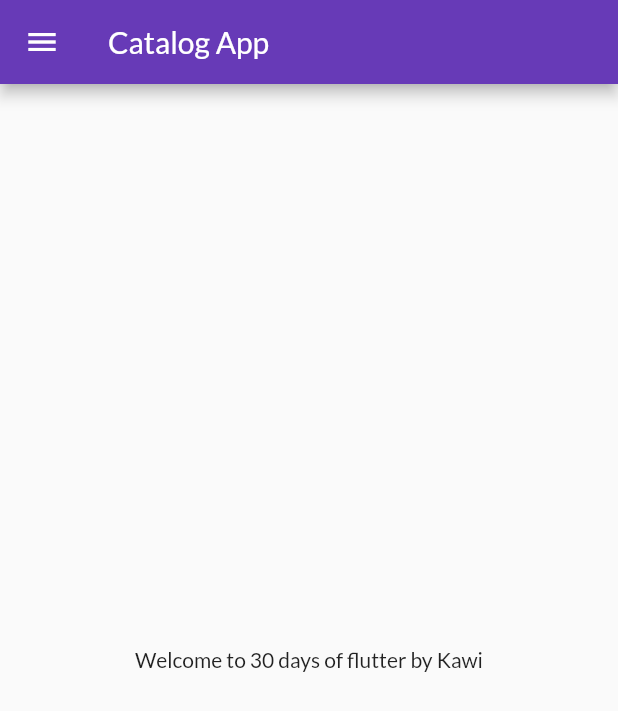
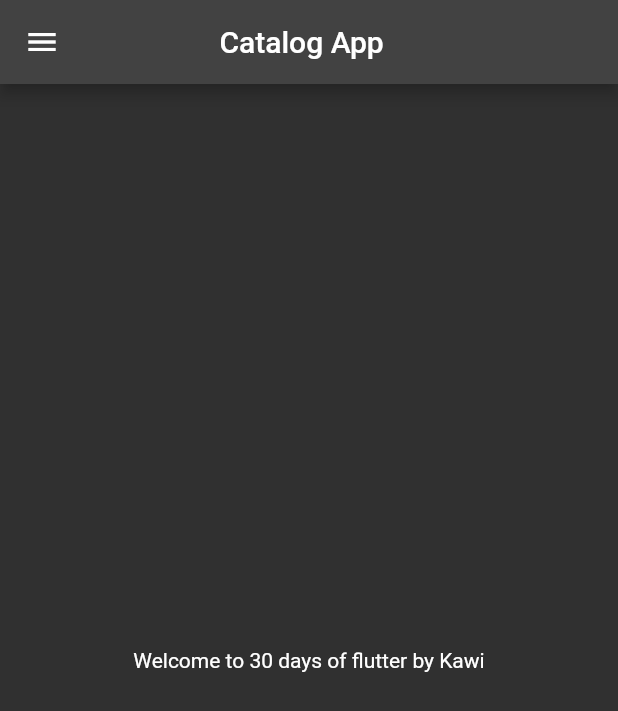
Before and after one commit to Kawi5323/flutter_catalog, a Flutter app: the screen it shows after launch, on a phone screen of 412 x 824 dp. Shown: the top 711 px of the screen. Run offline on Flutter 3.47's test engine with Material 2 defaults, Android fonts, the phone set to English and light mode, and no system bars; our stand-ins replace google_fonts.

Commit message:
Day 9 Complete

```diff
--- a/lib/main.dart
+++ b/lib/main.dart
@@ -2,7 +2,7 @@ import 'package:flutter/material.dart';
 import 'package:flutter_catalog/pages/home_page.dart';
 import 'package:flutter_catalog/pages/login_page.dart';
 import 'package:flutter_catalog/pages/utils/routes.dart';
-import 'package:google_fonts/google_fonts.dart';
+import 'package:flutter_catalog/widgets/themes.dart';
 
 void main() {
   runApp(const MyApp());
@@ -14,13 +14,10 @@ class MyApp extends StatelessWidget {
   @override
   Widget build(BuildContext context) {
     return MaterialApp(
-      themeMode: ThemeMode.light,
-      theme: ThemeData(
-        primarySwatch: Colors.deepPurple,
-        fontFamily: GoogleFonts.lato().fontFamily,
-      ),
+      themeMode: ThemeMode.dark,
+      theme: MyTheme.lightTheme(context),
+      darkTheme: MyTheme.darkTheme(context),
       debugShowCheckedModeBanner: false,
-      darkTheme: ThemeData(brightness: Brightness.dark),
       initialRoute: "/",
       routes: {
         "/": (context) => const HomePage(),
--- a/lib/pages/login_page.dart
+++ b/lib/pages/login_page.dart
@@ -84,7 +84,6 @@ class _LoginPageState extends State<LoginPage> {
                         } else if (value.length < 6) {
                           return "Password should be at least 6 letters long";
                         }
-
                         return null;
                       },
                     ),
--- /dev/null
+++ b/lib/widgets/themes.dart
@@ -0,0 +1,18 @@
+import 'package:flutter/material.dart';
+import 'package:google_fonts/google_fonts.dart';
+
+class MyTheme {
+  static ThemeData lightTheme(BuildContext context) => ThemeData(
+      primarySwatch: Colors.deepPurple,
+      fontFamily: GoogleFonts.lato().fontFamily,
+      appBarTheme: AppBarTheme(
+        color: Colors.white,
+        elevation: 0,
+        iconTheme: IconThemeData(color: Colors.black),
+        titleTextStyle: TextStyle(color: Colors.black, fontSize: 18),
+        centerTitle: true,
+      ));
+
+  static ThemeData darkTheme(BuildContext context) => ThemeData(
+      brightness: Brightness.dark, appBarTheme: AppBarTheme(centerTitle: true));
+}
```
